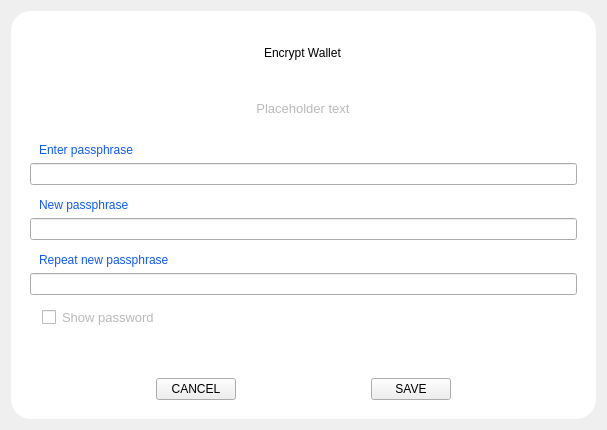
Before: the Qt Designer form src/qt/forms/askpassphrasedialog.ui in Veil-Project/veil, drawn with Qt 5.
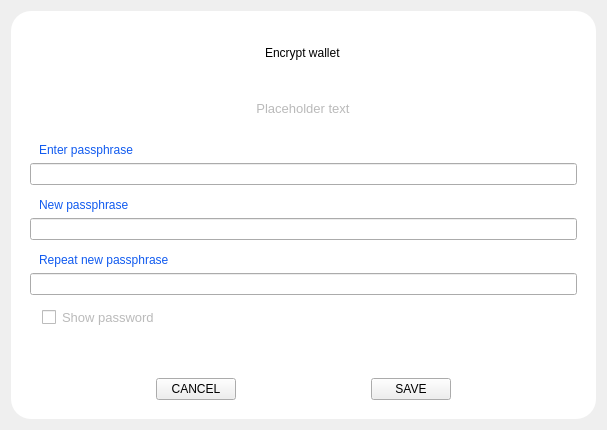
After: the same form once the commit is applied.

Diff of the .ui file:
```diff
--- a/src/qt/forms/askpassphrasedialog.ui
+++ b/src/qt/forms/askpassphrasedialog.ui
@@ -48,7 +48,7 @@
       <item alignment="Qt::AlignHCenter">
        <widget class="QLabel" name="labelTitle">
         <property name="text">
-         <string>Encrypt Wallet</string>
+         <string>Encrypt wallet</string>
         </property>
        </widget>
       </item>
```
